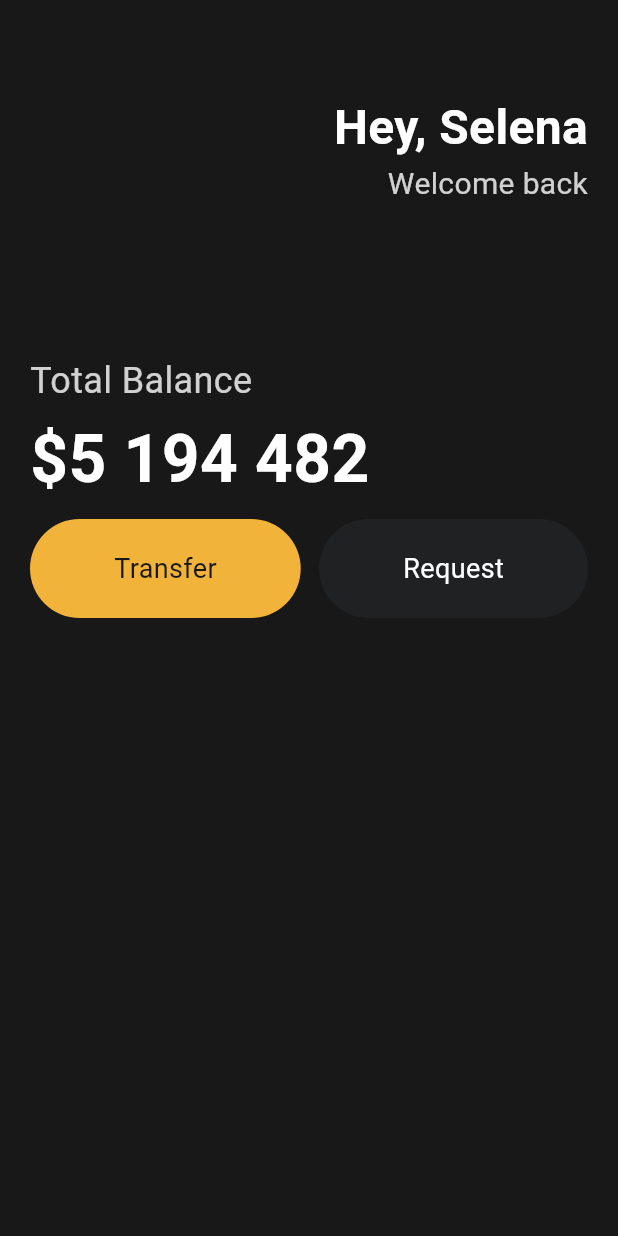
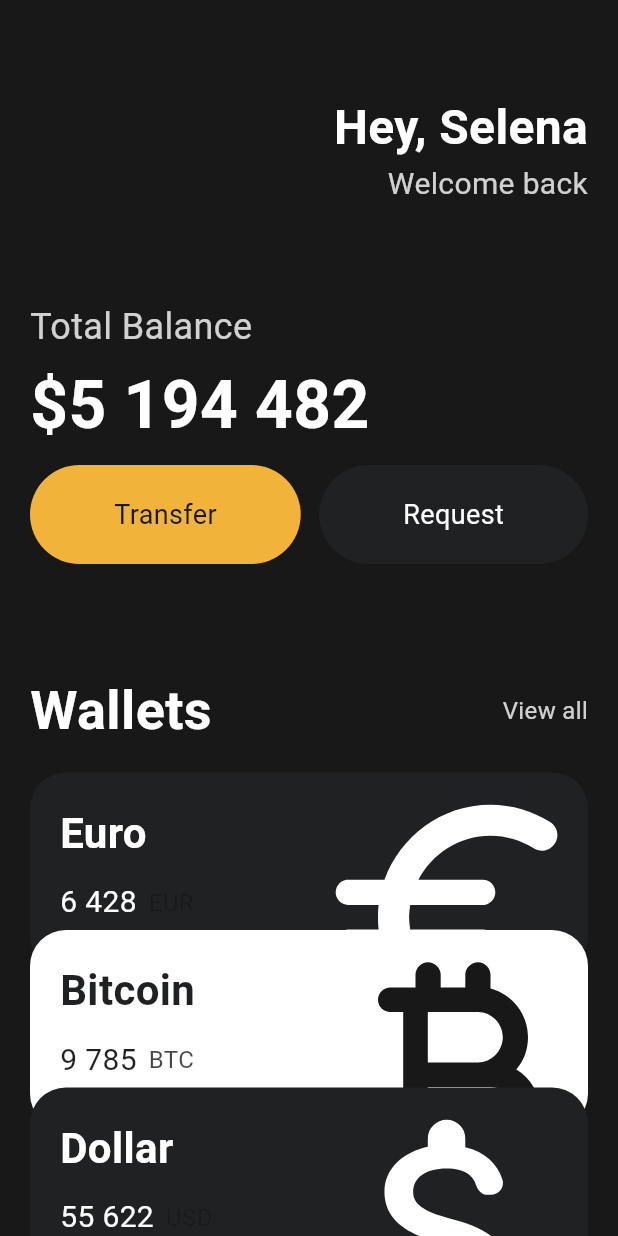
Before and after one commit to jeeweb/flutter-study, a Flutter app: the screen it shows after launch, on a phone screen of 412 x 824 dp. Run offline on Flutter 3.47's test engine with Material 3 defaults, Android fonts, the phone set to English and light mode, and no system bars.

Commit message:
Feat: Add reusable currency card widgets

```diff
--- a/ui_challenge/lib/main.dart
+++ b/ui_challenge/lib/main.dart
@@ -1,5 +1,6 @@
 import 'package:flutter/material.dart';
 import 'package:ui_challenge/widgets/button.dart';
+import 'package:ui_challenge/widgets/currency_card.dart';
 
 void main() {
   runApp(const App());
@@ -13,7 +14,8 @@ class App extends StatelessWidget {
     return MaterialApp(
       home: Scaffold(
         backgroundColor: Color(0xFF181818),
-        body: Padding(
+        body: SingleChildScrollView(
+          child: Padding(
             padding: EdgeInsets.all(20),
             child: Column(
               crossAxisAlignment: CrossAxisAlignment.start,
@@ -49,7 +51,7 @@ class App extends StatelessWidget {
                   ],
                 ),
                 SizedBox(
-                height: 100,
+                  height: 64,
                 ),
                 Text(
                   'Total Balance',
@@ -87,7 +89,61 @@ class App extends StatelessWidget {
                     ),
                   ],
                 ),
+                Padding(
+                  padding: const EdgeInsets.only(
+                    top: 72,
+                    bottom: 16,
+                  ),
+                  child: Row(
+                    mainAxisAlignment: MainAxisAlignment.spaceBetween,
+                    children: [
+                      Text(
+                        'Wallets',
+                        style: TextStyle(
+                          fontSize: 36,
+                          fontWeight: FontWeight.bold,
+                          color: Colors.white,
+                        ),
+                      ),
+                      Text(
+                        'View all',
+                        style: TextStyle(
+                          color: Color.fromRGBO(255, 255, 255, 0.8),
+                          fontSize: 16,
+                        ),
+                      ),
                     ],
+                  ),
+                ),
+                CurrencyCard(
+                  name: 'Euro',
+                  code: 'EUR',
+                  amount: '6 428',
+                  icon: Icons.euro_rounded,
+                  isInverted: false,
+                ),
+                Transform.translate(
+                  offset: Offset(0, -28),
+                  child: CurrencyCard(
+                    name: 'Bitcoin',
+                    code: 'BTC',
+                    amount: '9 785',
+                    icon: Icons.currency_bitcoin_rounded,
+                    isInverted: true,
+                  ),
+                ),
+                Transform.translate(
+                  offset: Offset(0, -56),
+                  child: CurrencyCard(
+                    name: 'Dollar',
+                    code: 'USD',
+                    amount: '55 622',
+                    icon: Icons.attach_money_rounded,
+                    isInverted: false,
+                  ),
+                ),
+              ],
+            ),
           ),
         ),
       ),
--- /dev/null
+++ b/ui_challenge/lib/widgets/currency_card.dart
@@ -0,0 +1,96 @@
+import 'package:flutter/material.dart';
+
+class CurrencyCard extends StatelessWidget {
+  final String name, code, amount;
+  final IconData icon;
+  final bool isInverted;
+
+  final _blackColor = const Color(0xFF1F2123);
+
+  const CurrencyCard({
+    super.key,
+    required this.name,
+    required this.code,
+    required this.amount,
+    required this.icon,
+    required this.isInverted,
+  });
+
+  @override
+  Widget build(BuildContext context) {
+    return Container(
+      clipBehavior: Clip.hardEdge,
+      decoration: BoxDecoration(
+        color: isInverted ? Colors.white : _blackColor,
+        borderRadius: BorderRadius.circular(24),
+      ),
+      child: Padding(
+        padding: EdgeInsets.all(20),
+        child: Row(
+          mainAxisAlignment: MainAxisAlignment.spaceBetween,
+          children: [
+            Column(
+              crossAxisAlignment: CrossAxisAlignment.start,
+              children: [
+                Text(
+                  name,
+                  style: TextStyle(
+                    color: isInverted ? _blackColor : Colors.white,
+                    fontSize: 28,
+                    fontWeight: FontWeight.bold,
+                  ),
+                ),
+                Padding(
+                  padding: const EdgeInsets.symmetric(
+                    vertical: 12,
+                  ),
+                  child: Row(
+                    children: [
+                      Padding(
+                        padding: const EdgeInsets.only(
+                          right: 8,
+                        ),
+                        child: Column(
+                          children: [
+                            Text(
+                              amount,
+                              style: TextStyle(
+                                color: isInverted ? _blackColor : Colors.white,
+                                fontSize: 20,
+                              ),
+                            ),
+                          ],
+                        ),
+                      ),
+                      Column(
+                        children: [
+                          Text(
+                            code,
+                            style: TextStyle(
+                              color: Color(0xCC181818),
+                              fontSize: 16,
+                            ),
+                          ),
+                        ],
+                      ),
+                    ],
+                  ),
+                )
+              ],
+            ),
+            Transform.scale(
+                scale: 5,
+                child: Transform.translate(
+                  offset: Offset(-10, 6),
+                  child: Icon(
+                    icon,
+                    color: isInverted ? Color(0xFF181818) : Colors.white,
+                    size: 40,
+                  ),
+                ))
+          ],
+        ),
+      ),
+    );
+  }
+}
```
Lines whose indentation alone changed are shown as unchanged.
